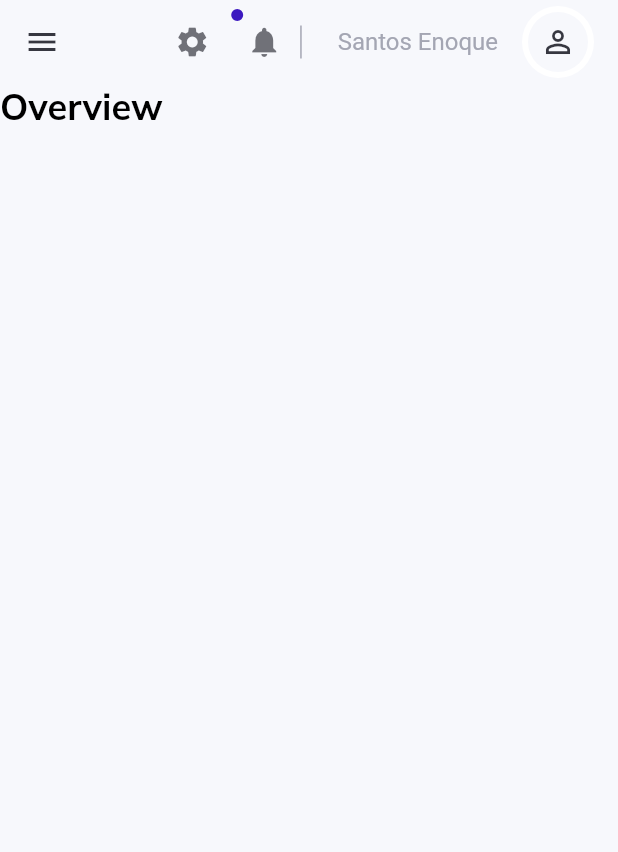
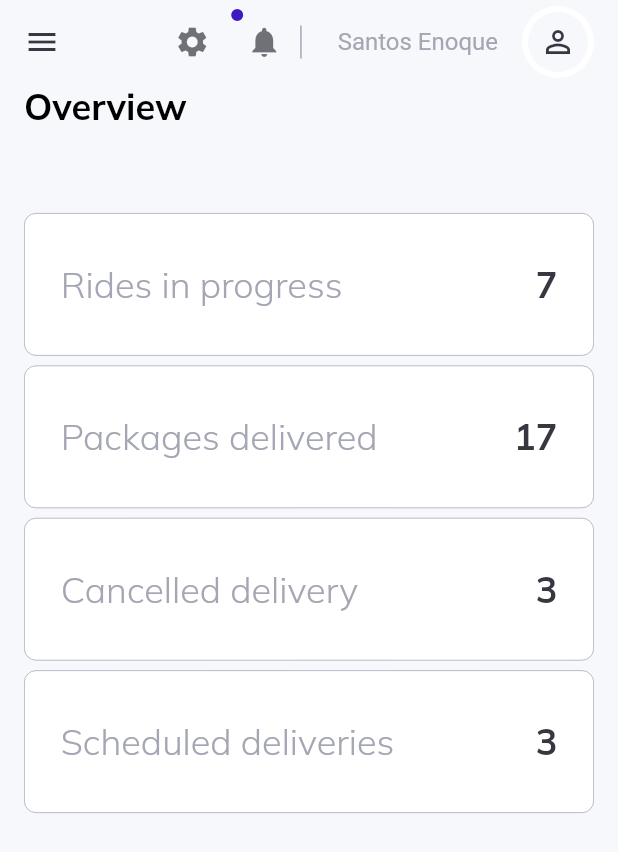
Before and after one commit to blayziken/web-admin, a Flutter app: the screen it shows after launch, on a phone screen of 412 x 824 dp. Shown: the top 852 px of the screen. Run offline on Flutter 3.47's test engine with Material 2 defaults, Android fonts, the phone set to English and light mode, and no system bars; our stand-ins replace get, google_fonts.

Commit message:
Overview cards done

```diff
--- a/lib/pages/overview/overview.dart
+++ b/lib/pages/overview/overview.dart
@@ -1,6 +1,9 @@
 import 'package:flutter/material.dart';
 import 'package:flutter_web_crash_course/constants/controllers.dart';
 import 'package:flutter_web_crash_course/helpers/responsiveness.dart';
+import 'package:flutter_web_crash_course/pages/overview/widgets/overview_cards_large.dart';
+import 'package:flutter_web_crash_course/pages/overview/widgets/overview_cards_medium.dart';
+import 'package:flutter_web_crash_course/pages/overview/widgets/overview_cards_small.dart';
 import 'package:flutter_web_crash_course/widgets/custom_text.dart';
 import 'package:get/get.dart';
 
@@ -25,6 +28,20 @@ class OverViewPage extends StatelessWidget {
             ],
           ),
         ),
+        Expanded(
+          child: ListView(
+            children: [
+              if (ResponsiveWidget.isLargeScreen(context) ||
+                  ResponsiveWidget.isMediumScreen(context))
+                if (ResponsiveWidget.isCustomSize(context))
+                  OverViewCardMediumScreen()
+                else
+                  OverViewCardsLargeScreen()
+              else
+                OverViewCardsSmallScreen()
+            ],
+          ),
+        )
       ],
     );
   }
--- /dev/null
+++ b/lib/pages/overview/widgets/info_card_small.dart
@@ -0,0 +1,55 @@
+import 'package:flutter/material.dart';
+import 'package:flutter_web_crash_course/constants/style.dart';
+import 'package:flutter_web_crash_course/widgets/custom_text.dart';
+
+class InfoCardSmall extends StatelessWidget {
+  final String title;
+  final String value;
+  final bool isActive;
+  final VoidCallback onTap;
+
+  const InfoCardSmall({
+    Key? key,
+    required this.title,
+    required this.value,
+    this.isActive = false,
+    required this.onTap,
+  }) : super(key: key);
+
+  @override
+  Widget build(BuildContext context) {
+    return Expanded(
+      child: InkWell(
+        onTap: onTap,
+        child: Container(
+          padding: EdgeInsets.all(24),
+          decoration: BoxDecoration(
+            color: Colors.white,
+            borderRadius: BorderRadius.circular(8),
+            border: Border.all(
+              color: isActive ? active : lightGrey,
+              width: .5,
+            ),
+          ),
+          child: Row(
+            mainAxisAlignment: MainAxisAlignment.spaceBetween,
+            children: [
+              CustomText(
+                text: title,
+                size: 24,
+                color: isActive ? active : lightGrey,
+                weight: FontWeight.w300,
+              ),
+              CustomText(
+                text: value,
+                size: 24,
+                color: isActive ? active : dark,
+                weight: FontWeight.bold,
+              ),
+            ],
+          ),
+        ),
+      ),
+    );
+  }
+}
--- /dev/null
+++ b/lib/pages/overview/widgets/overview_cards_small.dart
@@ -0,0 +1,42 @@
+import 'package:flutter/material.dart';
+import 'package:flutter_web_crash_course/pages/overview/widgets/info_card_small.dart';
+
+class OverViewCardsSmallScreen extends StatelessWidget {
+  const OverViewCardsSmallScreen({Key? key}) : super(key: key);
+
+  @override
+  Widget build(BuildContext context) {
+    double _width = MediaQuery.of(context).size.width;
+
+    return Container(
+      height: 400,
+      child: Column(
+        children: [
+          InfoCardSmall(
+            onTap: () {},
+            title: 'Rides in progress',
+            value: '7',
+          ),
+          SizedBox(height: _width / 64),
+          InfoCardSmall(
+            onTap: () {},
+            title: 'Packages delivered',
+            value: '17',
+          ),
+          SizedBox(height: _width / 64),
+          InfoCardSmall(
+            onTap: () {},
+            title: 'Cancelled delivery',
+            value: '3',
+          ),
+          SizedBox(height: _width / 64),
+          InfoCardSmall(
+            onTap: () {},
+            title: 'Scheduled deliveries',
+            value: '3',
+          ),
+        ],
+      ),
+    );
+  }
+}
--- a/lib/widgets/large_screen.dart
+++ b/lib/widgets/large_screen.dart
@@ -14,7 +14,10 @@ class LargeScreen extends StatelessWidget {
         ),
         Expanded(
           flex: 5,
-          child: localNavigator(),
+          child: Container(
+            padding: EdgeInsets.symmetric(horizontal: 16),
+            child: localNavigator(),
+          ),
         ),
       ],
     );
--- a/lib/widgets/small_screen.dart
+++ b/lib/widgets/small_screen.dart
@@ -6,6 +6,9 @@ class SmallScreen extends StatelessWidget {
 
   @override
   Widget build(BuildContext context) {
-    return localNavigator();
+    return Container(
+      padding: EdgeInsets.symmetric(horizontal: 16),
+      child: localNavigator(),
+    );
   }
 }
```
Also changed, not shown: lib/pages/overview/widgets/info_card.dart (added, +80 -0 lines), lib/pages/overview/widgets/overview_cards_large.dart (added, +43 -0 lines), lib/pages/overview/widgets/overview_cards_medium.dart (added, +52 -0 lines).
